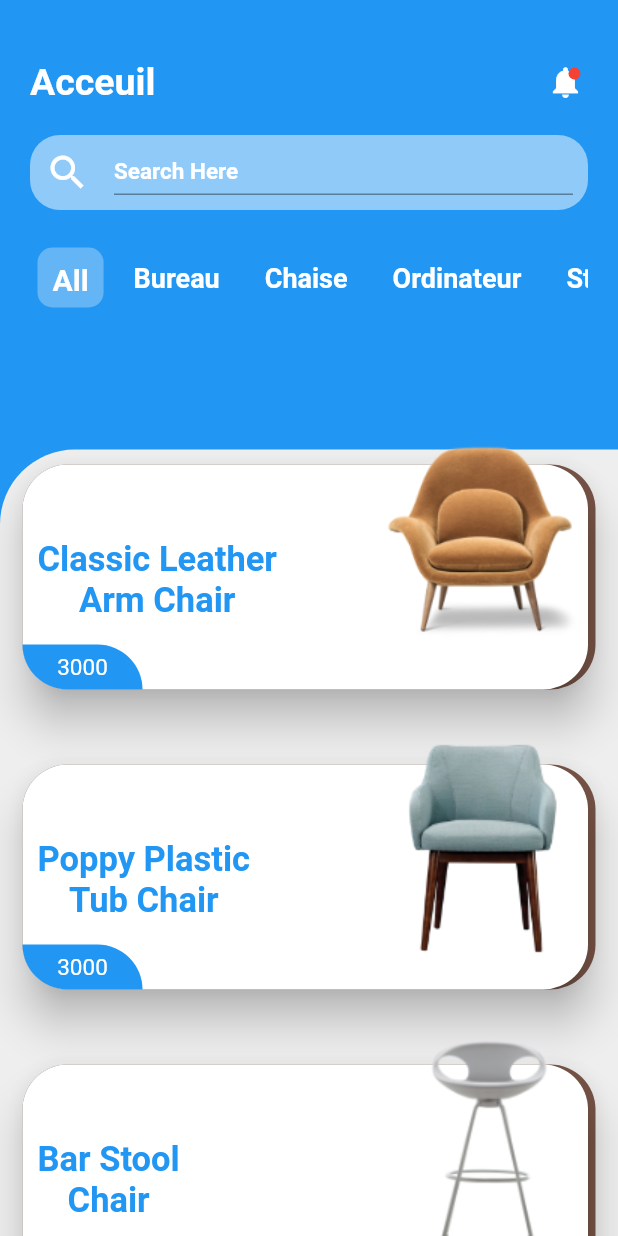
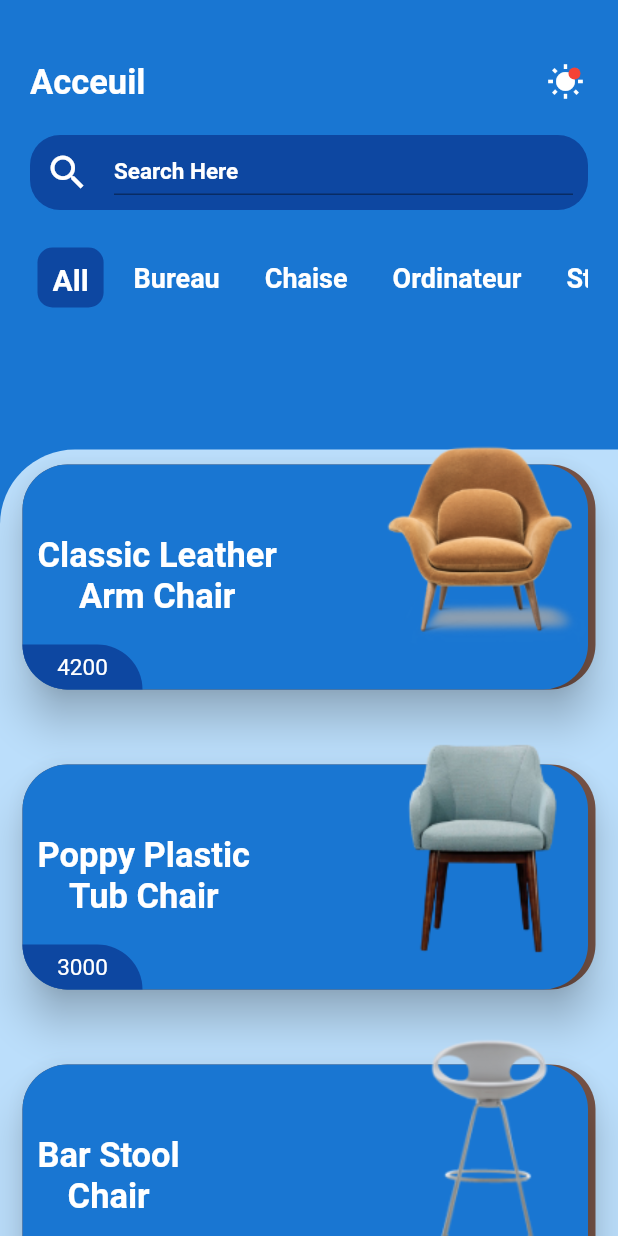
Before and after one commit to ab3masta/flutter-dark-mode-ui, a Flutter app: the screen it shows after launch, on a phone screen of 412 x 824 dp. Run offline on Flutter 3.47's test engine with Material 2 defaults, Android fonts, the phone set to English and light mode, and no system bars; our stand-ins replace bloc, equatable, flutter_bloc; Roboto replaces fonts that are missing (josefinSans, slabo).

Commit message:
finnished coding  dark mode theme

```diff
--- a/lib/allStyle/text_styles.dart
+++ b/lib/allStyle/text_styles.dart
@@ -61,7 +61,7 @@ final TextStyle style1colorJosefinSans =
     TextStyle(fontSize: 20, color: primaryColor, fontFamily: "josefinSans");
 final TextStyle style1BoldWhiteJosefinSans = TextStyle(
     fontWeight: FontWeight.w600,
-    fontSize: 25,
+    fontSize: 23,
     color: Colors.white,
     fontFamily: "josefinSans");
 final TextStyle style1BoldColorJosefinSans = TextStyle(
--- a/lib/homePage.dart
+++ b/lib/homePage.dart
@@ -1,16 +1,20 @@
 import 'package:flutter/material.dart';
+import 'package:flutter_bloc/flutter_bloc.dart';
 import 'package:flutter_darkmode_ui/allStyle/text_styles.dart';
 import 'package:flutter_darkmode_ui/detailsPage.dart';
 import 'package:flutter_darkmode_ui/model/fourniture.dart';
 import 'package:flutter_darkmode_ui/tabText.dart';
+import 'package:flutter_darkmode_ui/theme/app_themes.dart';
+import 'package:flutter_darkmode_ui/theme/bloc/theme_bloc.dart';
+import 'package:flutter_darkmode_ui/theme/bloc/theme_event.dart';
 import 'dart:math';
 
-class HomePage extends StatefulWidget {
+class HHHomePage extends StatefulWidget {
   @override
   _HomePageState createState() => _HomePageState();
 }
 
-class _HomePageState extends State<HomePage>
+class _HomePageState extends State<HHHomePage>
     with SingleTickerProviderStateMixin {
   double width, height;
   int selectedTabIndex = 0;
@@ -50,31 +54,55 @@ class _HomePageState extends State<HomePage>
                 child: Container(
                   padding: EdgeInsets.only(top: 40, left: 20, right: 20),
                   height: height * 1 / 3 + 75,
-                  color: Colors.blue,
+                  color: Theme.of(context).accentColor,
                   child: Column(
                     children: <Widget>[
                       Row(
                         mainAxisAlignment: MainAxisAlignment.spaceBetween,
                         children: <Widget>[
-                          InkWell(
-                            onTap: () {
-                              // Navigator.of(context).push(MaterialPageRoute(
-                              //     builder: (context) =>
-                              //         MyHomePage(title: "data")));
-                            },
-                            child: Text(
+                          Text(
                             "Acceuil",
                             style: style1BoldWhiteJosefinSans,
                           ),
-                          ),
-                          Container(
+                          InkWell(
+                            onTap: () {
+                              if (Theme.of(context).primaryColor ==
+                                  Colors.blue[400]) {
+                                BlocProvider.of<ThemeBloc>(context).dispatch(
+                                  ThemeChanged(theme: AppTheme.BlueDark),
+                                );
+                                print("light mode");
+                              } else if (Theme.of(context).primaryColor ==
+                                  Colors.grey[600]) {
+                                BlocProvider.of<ThemeBloc>(context).dispatch(
+                                  ThemeChanged(theme: AppTheme.BlueLight),
+                                );
+                                print("dark mode");
+                              }
+                            },
+                            child: Container(
                                 height: 30,
                                 width: 30,
                                 child: Stack(
                                   children: <Widget>[
                                     Center(
-                                      child: Icon(
-                                    Icons.notifications,
+                                        child: (Theme.of(context)
+                                                    .primaryColor ==
+                                                Colors.blue)
+                                            ? Icon(
+                                                Icons.wb_sunny,
+                                                size: 25,
+                                                color: Colors.white,
+                                              )
+                                            : (Theme.of(context).primaryColor ==
+                                                    Colors.grey[600])
+                                                ? Icon(
+                                                    Icons.brightness_3,
+                                                    size: 25,
+                                                    color: Colors.white,
+                                                  )
+                                                : Icon(
+                                                    Icons.wb_sunny,
                                                     size: 25,
                                                     color: Colors.white,
                                                   )),
@@ -90,7 +118,8 @@ class _HomePageState extends State<HomePage>
                                                   Radius.circular(8.0)))),
                                     )
                                   ],
-                              ))
+                                )),
+                          )
                         ],
                       ),
                       SizedBox(
@@ -102,7 +131,7 @@ class _HomePageState extends State<HomePage>
                             height: 50,
                             padding: EdgeInsets.all(10.0),
                             decoration: BoxDecoration(
-                                color: Colors.blue[200],
+                                color: Theme.of(context).primaryColorDark,
                                 borderRadius:
                                     BorderRadius.all(Radius.circular(20))),
                             child: TextFormField(
@@ -183,7 +212,7 @@ class _HomePageState extends State<HomePage>
                 child: Container(
                   height: height * 2 / 3 - 25,
                   decoration: BoxDecoration(
-                      color: Colors.grey[200],
+                      color: Theme.of(context).primaryColorLight,
                       borderRadius: BorderRadius.only(
                         topLeft: Radius.circular(50),
                       )),
@@ -248,14 +277,14 @@ class _HomePageState extends State<HomePage>
                                     height: 150,
                                     margin: EdgeInsets.only(right: 5),
                                     decoration: BoxDecoration(
-                                        color: Colors.white,
+                                        color: Theme.of(context).accentColor,
                                         borderRadius: BorderRadius.all(
                                             Radius.circular(30))),
                                     child: Stack(
                                       children: <Widget>[
                                         Center(
                                           child: Container(
-                                            height: 50,
+                                            height: 55,
                                             margin: EdgeInsets.all(10),
                                             child: Row(
                                               mainAxisAlignment:
@@ -272,14 +301,14 @@ class _HomePageState extends State<HomePage>
                                                                     index]
                                                                 .firstName,
                                                             style:
-                                                                style1BoldColorJosefinSans),
+                                                                style1BoldWhiteJosefinSans),
                                                         Text(
                                                             fournitureList
                                                                 .fournitures[
                                                                     index]
                                                                 .lastName,
                                                             style:
-                                                                style1BoldColorJosefinSans),
+                                                                style1BoldWhiteJosefinSans),
                                                       ],
                                                     ),
                                                   ),
@@ -294,7 +323,8 @@ class _HomePageState extends State<HomePage>
                                             height: 30,
                                             width: 80,
                                             decoration: BoxDecoration(
-                                                color: Colors.blue,
+                                                color: Theme.of(context)
+                                                    .primaryColorDark,
                                                 borderRadius: BorderRadius.only(
                                                     bottomLeft:
                                                         Radius.circular(30),
@@ -302,7 +332,7 @@ class _HomePageState extends State<HomePage>
                                                         Radius.circular(30))),
                                             child: Center(
                                                 child: Text(
-                                              "3000",
+                                              fournitureList.fournitures[index].price.toString(),
                                               style: style0whiteJosefinSans,
                                             )),
                                           ),
--- a/lib/main.dart
+++ b/lib/main.dart
@@ -1,20 +1,29 @@
 import 'package:flutter/material.dart';
+import 'package:flutter_bloc/flutter_bloc.dart';
+import 'package:flutter_darkmode_ui/homePage.dart';
 import 'package:flutter_darkmode_ui/model/fourniture.dart';
-import 'homePage.dart';
+import 'package:flutter_darkmode_ui/theme/bloc/theme_bloc.dart';
+import 'package:flutter_darkmode_ui/theme/bloc/theme_state.dart';
 
 void main() => runApp(MyApp());
  var currentFourniture = fournitureList.fournitures[0];
+
 class MyApp extends StatelessWidget {
-
   @override
   Widget build(BuildContext context) {
+    return BlocProvider(
+      builder: (context) => ThemeBloc(),
+      child: BlocBuilder<ThemeBloc, ThemeState>(
+        builder: _buildWithTheme,
+      ),
+    );
+  }
+
+  Widget _buildWithTheme(BuildContext context, ThemeState state) {
     return MaterialApp(
-      title: 'Flutter Demo',
-      theme: ThemeData(
-        primarySwatch: Colors.blue,
-        fontFamily: "slabo",
-      ),
-      home: HomePage(),
+      title: 'Material App',
+      theme: state.themeData,
+      home: HHHomePage(),
       debugShowCheckedModeBanner: false,
     );
   }
--- a/lib/tabText.dart
+++ b/lib/tabText.dart
@@ -20,7 +20,7 @@ class TabText extends StatelessWidget {
             padding: EdgeInsets.all(10),
             margin: EdgeInsets.all(5),
             decoration: BoxDecoration(
-                color: isSelected ? Colors.blue[300] : null,
+                color: isSelected ? Theme.of(context).primaryColorDark : null,
                 borderRadius:
                     isSelected ? BorderRadius.all(Radius.circular(10)) : null),
             child: Text(
--- /dev/null
+++ b/lib/theme/app_themes.dart
@@ -0,0 +1,23 @@
+import 'package:flutter/material.dart';
+
+enum AppTheme {
+  BlueLight,
+  BlueDark,
+}
+
+final appThemeData = {
+  AppTheme.BlueLight: ThemeData(
+    brightness: Brightness.light,
+    primaryColor: Colors.blue[400],
+    accentColor: Colors.blue[700],
+    primaryColorLight: Colors.blue[100],
+    primaryColorDark: Colors.blue[900]
+  ),
+  AppTheme.BlueDark: ThemeData(
+    brightness: Brightness.dark,
+    primaryColor: Colors.grey[600],
+    accentColor: Colors.grey[800],
+    primaryColorLight: Colors.grey[400],
+    primaryColorDark: Colors.grey[900]
+  ),
+};
--- /dev/null
+++ b/lib/theme/bloc/bloc.dart
@@ -0,0 +1,3 @@
+export 'theme_bloc.dart';
+export 'theme_event.dart';
+export 'theme_state.dart';
--- /dev/null
+++ b/lib/theme/bloc/theme_bloc.dart
@@ -0,0 +1,19 @@
+import 'dart:async';
+import 'package:bloc/bloc.dart';
+import '../app_themes.dart';
+import './bloc.dart';
+
+class ThemeBloc extends Bloc<ThemeEvent, ThemeState> {
+  @override
+  ThemeState get initialState =>
+      ThemeState(themeData: appThemeData[AppTheme.BlueLight]);
+
+  @override
+  Stream<ThemeState> mapEventToState(
+    ThemeEvent event,
+  ) async* {
+    if (event is ThemeChanged) {
+      yield ThemeState(themeData: appThemeData[event.theme]);
+    }
+  }
+}
--- /dev/null
+++ b/lib/theme/bloc/theme_event.dart
@@ -0,0 +1,17 @@
+import 'package:equatable/equatable.dart';
+import 'package:meta/meta.dart';
+
+import '../app_themes.dart';
+
+@immutable
+abstract class ThemeEvent extends Equatable {
+  ThemeEvent([List props = const <dynamic>[]]) : super(props);
+}
+
+class ThemeChanged extends ThemeEvent {
+  final AppTheme theme;
+
+  ThemeChanged({
+    @required this.theme,
+  }) : super([theme]);
+}
--- /dev/null
+++ b/lib/theme/bloc/theme_state.dart
@@ -0,0 +1,12 @@
+import 'package:equatable/equatable.dart';
+import 'package:meta/meta.dart';
+import 'package:flutter/material.dart';
+
+@immutable
+class ThemeState extends Equatable {
+  final ThemeData themeData;
+
+  ThemeState({
+    @required this.themeData,
+  }) : super([themeData]);
+}
--- a/pubspec.yaml
+++ b/pubspec.yaml
@@ -23,7 +23,10 @@ dependencies:
   # The following adds the Cupertino Icons font to your application.
   # Use with the CupertinoIcons class for iOS style icons.
   cupertino_icons: ^0.1.2
+  dynamic_theme: ^1.0.1
   theme_provider: ^0.3.3
+  flutter_bloc: ^0.20.0
+  equatable: ^0.4.0
   #flutter_svg: ^0.18.0
 
 dev_dependencies:
```
Also changed, not shown: lib/detailsPage.dart (+15 -13 lines), lib/theme/preference/preference_page.dart (added, +37 -0 lines), assets/images/aa.png (deleted), pubspec.lock. Lines whose indentation alone changed are shown as unchanged.
